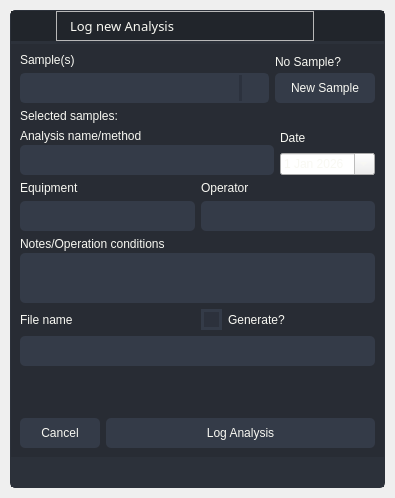
The window that src/app/ui/qt/analysiswindow.ui (AIR-G-UFOP/Saturn-SampleLog) describes before a commit, drawn with Qt 5.
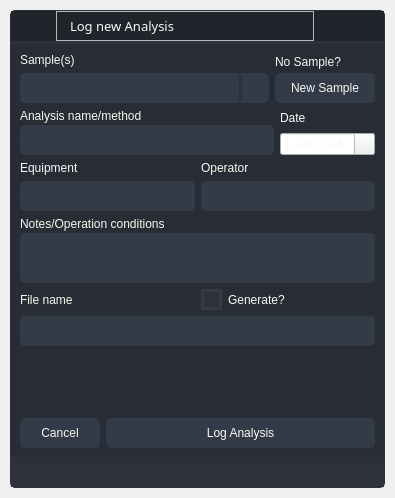
The same window after the commit. Icons and pictures are not drawn.

Patch:
```diff
--- a/src/app/ui/qt/analysiswindow.ui
+++ b/src/app/ui/qt/analysiswindow.ui
@@ -654,13 +654,6 @@
                   </item>
                  </layout>
                 </item>
-                <item>
-                 <widget class="QLabel" name="label_6">
-                  <property name="text">
-                   <string>Selected samples:</string>
-                  </property>
-                 </widget>
-                </item>
                 <item>
                  <layout class="QHBoxLayout" name="horizontalLayout_9">
                   <item>
```
